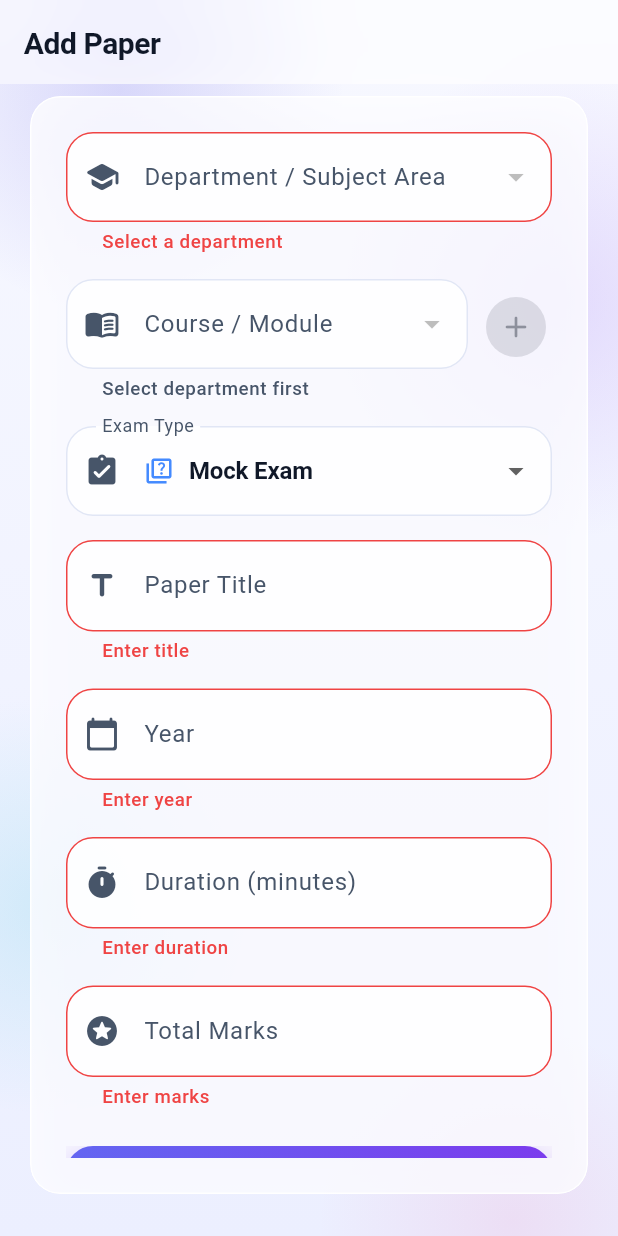
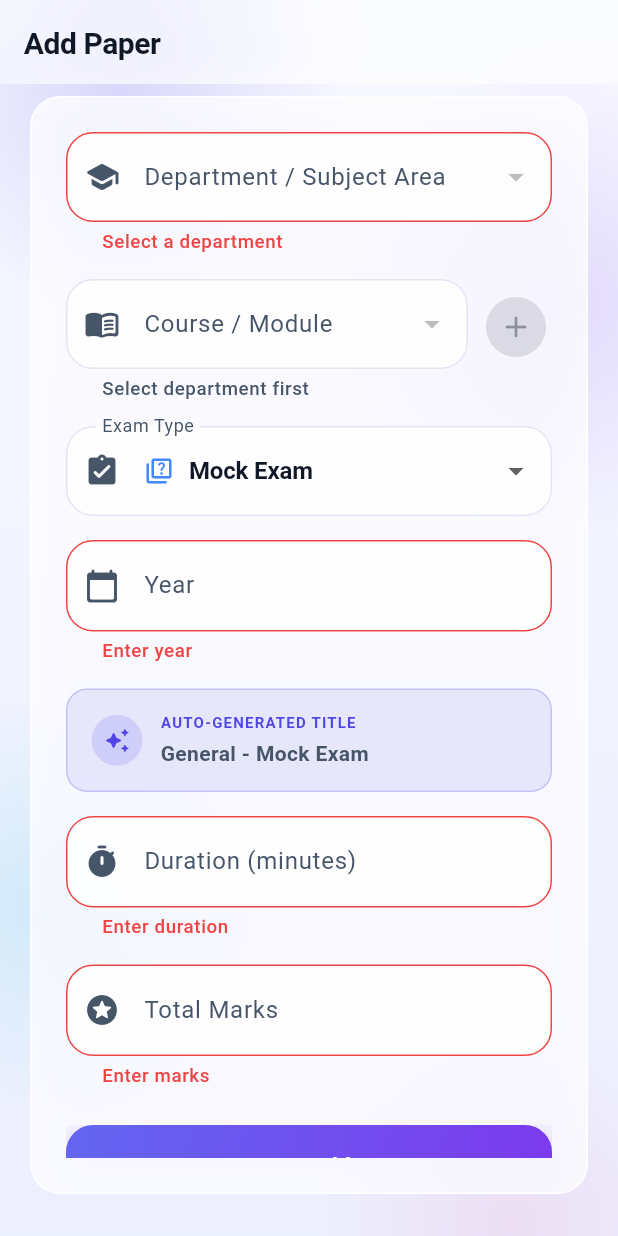
Before and after one commit to MohammedaminSa/testo-app, a Flutter app: the PaperFormScreen screen opened by its route, after a tap on "Add", on a phone screen of 412 x 824 dp. Run offline on Flutter 3.47's test engine with Material 3 defaults, Android fonts, the phone set to English and light mode, and no system bars; our stand-ins replace flutter_riverpod, go_router, supabase_flutter; accounts and stored records are empty.

Commit message:
feat(admin): auto-generate paper title from course, exam type, and year

```diff
--- a/gcse_ace/lib/screens/admin/paper_form.dart
+++ b/gcse_ace/lib/screens/admin/paper_form.dart
@@ -23,7 +23,6 @@ class PaperFormScreen extends ConsumerStatefulWidget {
 
 class _PaperFormScreenState extends ConsumerState<PaperFormScreen> {
   final _formKey = GlobalKey<FormState>();
-  final _titleController = TextEditingController();
   final _yearController = TextEditingController();
   final _durationController = TextEditingController();
   final _marksController = TextEditingController();
@@ -39,15 +38,20 @@ class _PaperFormScreenState extends ConsumerState<PaperFormScreen> {
   @override
   void initState() {
     super.initState();
+    _yearController.addListener(_onYearChanged);
     _loadDepartments();
     if (widget.isEditing && widget.paperId != null) {
       _loadPaper();
     }
   }
 
+  void _onYearChanged() {
+    setState(() {});
+  }
+
   @override
   void dispose() {
-    _titleController.dispose();
+    _yearController.removeListener(_onYearChanged);
     _yearController.dispose();
     _durationController.dispose();
     _marksController.dispose();
@@ -88,7 +92,6 @@ class _PaperFormScreenState extends ConsumerState<PaperFormScreen> {
       final paper = await ref.read(dataServiceProvider).getPaperById(widget.paperId!);
       if (mounted) {
         setState(() {
-          _titleController.text = paper.title;
           _yearController.text = paper.year.toString();
           _durationController.text = paper.durationMinutes.toString();
           _marksController.text = paper.totalMarks.toString();
@@ -183,6 +186,18 @@ class _PaperFormScreenState extends ConsumerState<PaperFormScreen> {
     }
   }
 
+  String _computeTitle() {
+    final examTypeLabel = _selectedExamType == 'exit_exam' ? 'Exit Exam' : 'Mock Exam';
+    final subject = (_selectedCourseName != null && _selectedCourseName!.trim().isNotEmpty)
+        ? _selectedCourseName!.trim()
+        : (_departments.where((d) => d.id == _selectedDepartmentId).firstOrNull?.name ?? 'General');
+    final year = _yearController.text.trim();
+    if (year.isEmpty) {
+      return '$subject - $examTypeLabel';
+    }
+    return '$subject - $examTypeLabel $year';
+  }
+
   Future<void> _save() async {
     if (!_formKey.currentState!.validate()) return;
     if (_selectedDepartmentId == null) {
@@ -191,6 +206,7 @@ class _PaperFormScreenState extends ConsumerState<PaperFormScreen> {
       );
       return;
     }
+    final generatedTitle = _computeTitle();
     setState(() => _isLoading = true);
     try {
       if (widget.isEditing) {
@@ -199,7 +215,7 @@ class _PaperFormScreenState extends ConsumerState<PaperFormScreen> {
           'course_id': _selectedCourseId,
           'course_name': _selectedCourseName,
           'exam_type': _selectedExamType,
-          'title': _titleController.text,
+          'title': generatedTitle,
           'year': int.parse(_yearController.text),
           'duration_minutes': int.parse(_durationController.text),
           'total_marks': int.parse(_marksController.text),
@@ -212,7 +228,7 @@ class _PaperFormScreenState extends ConsumerState<PaperFormScreen> {
               courseId: _selectedCourseId,
               courseName: _selectedCourseName,
               examType: _selectedExamType,
-              title: _titleController.text,
+              title: generatedTitle,
               year: int.parse(_yearController.text),
               durationMinutes: int.parse(_durationController.text),
               totalMarks: int.parse(_marksController.text),
@@ -379,20 +395,6 @@ class _PaperFormScreenState extends ConsumerState<PaperFormScreen> {
                       ),
                       const SizedBox(height: 16),
 
-                      // Paper Title
-                      TextFormField(
-                        controller: _titleController,
-                        decoration: const InputDecoration(
-                          labelText: 'Paper Title',
-                          hintText: 'e.g., Computer Science Exit Exam 2024',
-                          prefixIcon: Icon(Icons.title_rounded),
-                        ),
-                        validator: (value) => value == null || value.isEmpty
-                            ? 'Enter title'
-                            : null,
-                      ),
-                      const SizedBox(height: 16),
-
                       // Year
                       TextFormField(
                         controller: _yearController,
@@ -410,6 +412,61 @@ class _PaperFormScreenState extends ConsumerState<PaperFormScreen> {
                           }
                           return null;
                         },
+                      ),
+                      const SizedBox(height: 16),
+
+                      // Auto-generated Title Preview
+                      Container(
+                        padding: const EdgeInsets.symmetric(horizontal: 16, vertical: 14),
+                        decoration: BoxDecoration(
+                          color: Theme.of(context).colorScheme.primary.withAlpha(25),
+                          borderRadius: BorderRadius.circular(14),
+                          border: Border.all(
+                            color: Theme.of(context).colorScheme.primary.withAlpha(60),
+                          ),
+                        ),
+                        child: Row(
+                          children: [
+                            Container(
+                              padding: const EdgeInsets.all(8),
+                              decoration: BoxDecoration(
+                                color: Theme.of(context).colorScheme.primary.withAlpha(40),
+                                shape: BoxShape.circle,
+                              ),
+                              child: Icon(
+                                Icons.auto_awesome_rounded,
+                                size: 18,
+                                color: Theme.of(context).colorScheme.primary,
+                              ),
+                            ),
+                            const SizedBox(width: 12),
+                            Expanded(
+                              child: Column(
+                                crossAxisAlignment: CrossAxisAlignment.start,
+                                mainAxisSize: MainAxisSize.min,
+                                children: [
+                                  Text(
+                                    'AUTO-GENERATED TITLE',
+                                    style: TextStyle(
+                                      fontSize: 10,
+                                      fontWeight: FontWeight.w700,
+                                      letterSpacing: 0.8,
+                                      color: Theme.of(context).colorScheme.primary,
+                                    ),
+                                  ),
+                                  const SizedBox(height: 3),
+                                  Text(
+                                    _computeTitle(),
+                                    style: const TextStyle(
+                                      fontSize: 14,
+                                      fontWeight: FontWeight.w600,
+                                    ),
+                                  ),
+                                ],
+                              ),
+                            ),
+                          ],
+                        ),
                       ),
                       const SizedBox(height: 16),
 
```
